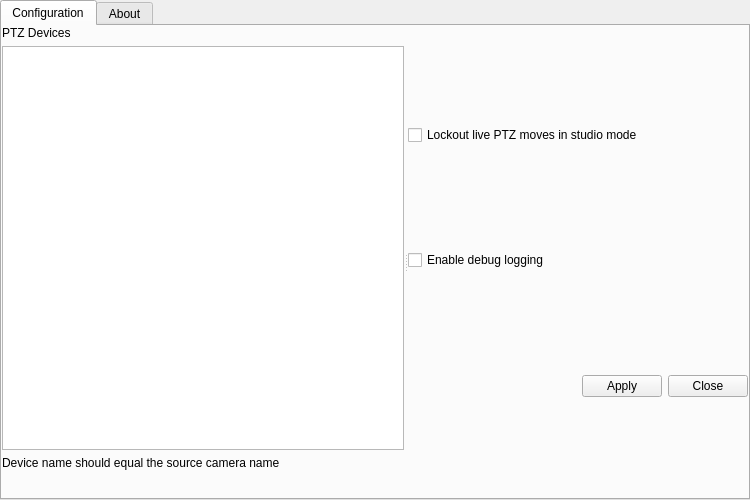
Old version of the form src/settings.ui in the repository glikely/obs-ptz.
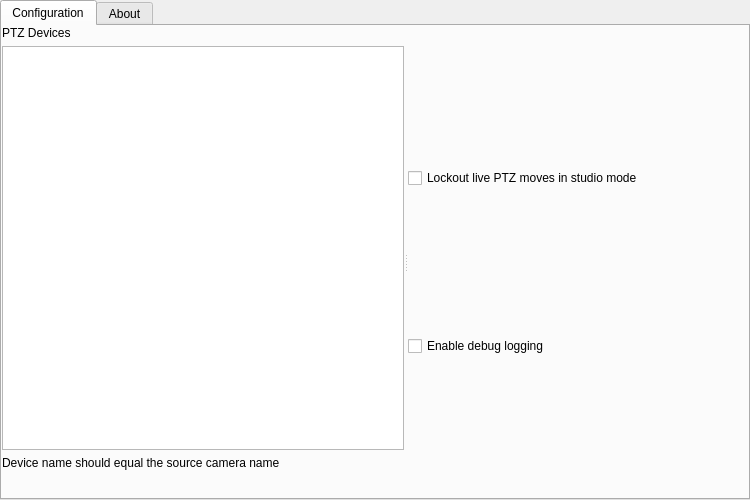
New version of the form.

Commit message:
settings: Move 'apply' button to the interface section
The apply button in the settings dialog should only apply to the
interface section. All of the other settings are intended to be modified
'live'. e.g., changing a setting will have immediate affect. This patch
removes the 'Apply' and 'Close' buttons from the main dialog display and
replaces them with an 'Apply' button in the interface group.

```diff
--- a/src/settings.ui
+++ b/src/settings.ui
@@ -180,37 +180,6 @@
              </property>
             </layout>
            </item>
-           <item>
-            <layout class="QHBoxLayout" name="horizontalLayout">
-             <item>
-              <spacer name="horizontalSpacer">
-               <property name="orientation">
-                <enum>Qt::Horizontal</enum>
-               </property>
-               <property name="sizeHint" stdset="0">
-                <size>
-                 <width>40</width>
-                 <height>20</height>
-                </size>
-               </property>
-              </spacer>
-             </item>
-             <item>
-              <widget class="QPushButton" name="applyButton">
-               <property name="text">
-                <string>Apply</string>
-               </property>
-              </widget>
-             </item>
-             <item>
-              <widget class="QPushButton" name="close">
-               <property name="text">
-                <string>Close</string>
-               </property>
-              </widget>
-             </item>
-            </layout>
-           </item>
           </layout>
          </widget>
         </widget>
```
The commit also changes 2 other files.
